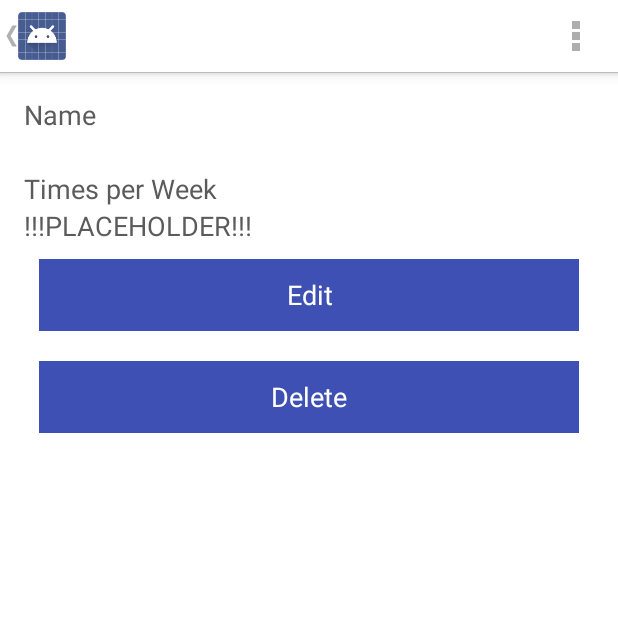
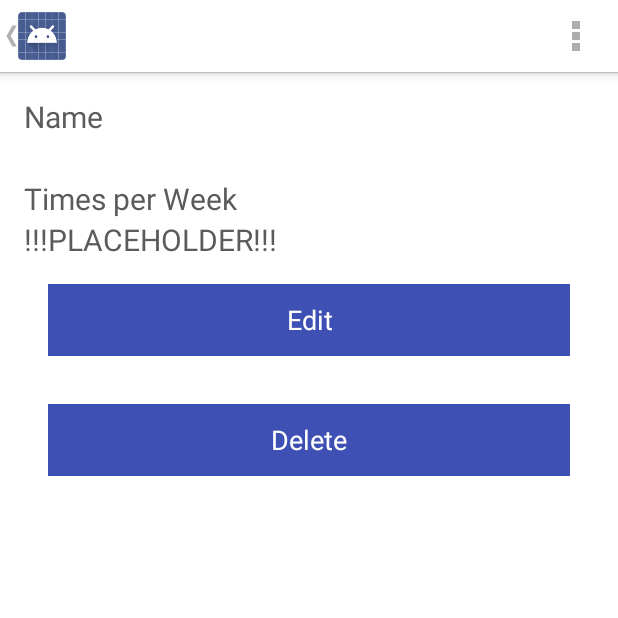
Before and after one commit to javonharper/familiar, an Android app: the HabitShowActivity screen opened directly, with no data from a screen before it, on a phone screen of 412 x 824 dp, the top half of it. Run offline under Robolectric (Android 15) with nearby library versions, the phone set to English and light mode, and no system bars; 4 statements that could not run were skipped.

Commit message:
Add duration number to habit items and change around font sizes

```diff
--- a/app/src/main/res/layout/activity_habit_edit.xml
+++ b/app/src/main/res/layout/activity_habit_edit.xml
@@ -18,7 +18,7 @@
             android:layout_width="match_parent"
             android:layout_height="wrap_content"
             android:textColor="@color/text_color"
-            android:textSize="@dimen/text_size"
+            android:textSize="@dimen/body_text_size"
             android:text="@string/name" />
 
     </LinearLayout>
@@ -32,7 +32,7 @@
             android:layout_width="fill_parent"
             android:layout_height="wrap_content"
             android:textColor="@color/text_color"
-            android:textSize="@dimen/text_size"
+            android:textSize="@dimen/body_text_size"
             android:inputType="textCapSentences" />
 
     </LinearLayout>
@@ -44,7 +44,7 @@
             android:layout_width="match_parent"
             android:layout_height="wrap_content"
             android:textColor="@color/text_color"
-            android:textSize="@dimen/text_size"
+            android:textSize="@dimen/body_text_size"
             android:text="@string/times_per_week" />
 
     </LinearLayout>
--- a/app/src/main/res/layout/activity_habit_new.xml
+++ b/app/src/main/res/layout/activity_habit_new.xml
@@ -18,7 +18,7 @@
             android:layout_width="match_parent"
             android:layout_height="wrap_content"
             android:textColor="@color/text_color"
-            android:textSize="@dimen/text_size"
+            android:textSize="@dimen/body_text_size"
             android:text="@string/name" />
 
     </LinearLayout>
@@ -44,7 +44,7 @@
             android:layout_width="match_parent"
             android:layout_height="wrap_content"
             android:textColor="@color/text_color"
-            android:textSize="@dimen/text_size"
+            android:textSize="@dimen/body_text_size"
             android:text="@string/times_per_week" />
 
     </LinearLayout>
--- a/app/src/main/res/layout/activity_habit_show.xml
+++ b/app/src/main/res/layout/activity_habit_show.xml
@@ -17,7 +17,7 @@
         <TextView
             android:layout_width="wrap_content"
             android:layout_height="wrap_content"
-            android:textSize="@dimen/text_size"
+            android:textSize="@dimen/body_text_size"
             android:text="@string/name"
             android:textColor="@color/text_color"/>
     </LinearLayout>
@@ -30,7 +30,7 @@
             android:id="@+id/habit_name"
             android:layout_width="wrap_content"
             android:layout_height="wrap_content"
-            android:textSize="@dimen/text_size"
+            android:textSize="@dimen/body_text_size"
             android:text="@string/placeholder"
             android:textColor="@color/text_color"/>
     </LinearLayout>
@@ -42,7 +42,7 @@
         <TextView
             android:layout_width="wrap_content"
             android:layout_height="wrap_content"
-            android:textSize="@dimen/text_size"
+            android:textSize="@dimen/body_text_size"
             android:text="@string/times_per_week"
             android:textColor="@color/text_color"/>
     </LinearLayout>
@@ -55,7 +55,7 @@
             android:id="@+id/habit_times_per_week"
             android:layout_width="wrap_content"
             android:layout_height="wrap_content"
-            android:textSize="@dimen/text_size"
+            android:textSize="@dimen/body_text_size"
             android:text="@string/placeholder"
             android:textColor="@color/text_color"/>
     </LinearLayout>
--- a/app/src/main/res/values/colors.xml
+++ b/app/src/main/res/values/colors.xml
@@ -3,6 +3,7 @@
 
     <color name="white">#FFFFFF</color>
     <color name="black">#ff5b5b5b</color>
+    <color name="gray">#ffb2b2b2</color>
     <color name="blue">#3E50B3</color>
 
     <color name="background_color">@color/white</color>
--- a/app/src/main/res/values/dimens.xml
+++ b/app/src/main/res/values/dimens.xml
@@ -1,7 +1,11 @@
 <resources>
-    <!-- Default screen margins, per the Android Design guidelines. -->
-    <dimen name="activity_horizontal_margin">16dp</dimen>
-    <dimen name="activity_vertical_margin">16dp</dimen>
-    <dimen name="text_size">18dp</dimen>
-    <dimen name="button_margin">10dp</dimen>
+    <dimen name="app_padding">16dp</dimen>
+
+    <dimen name="activity_horizontal_margin">@dimen/app_padding</dimen>
+    <dimen name="activity_vertical_margin">@dimen/app_padding</dimen>
+    <dimen name="button_margin">@dimen/app_padding</dimen>
+
+    <dimen name="body_text_size">20dp</dimen>
+    <dimen name="title_text_size">24dp</dimen>
+
 </resources>
```
Also changed, not shown: app/src/main/res/layout/habit_list_item.xml (+10 -10 lines).
